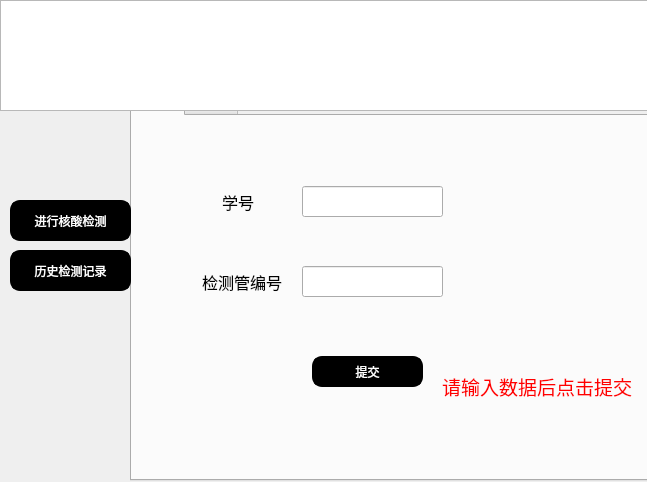
Old version of the form surveyor.ui in the repository sukiiiKotori/pymysql.
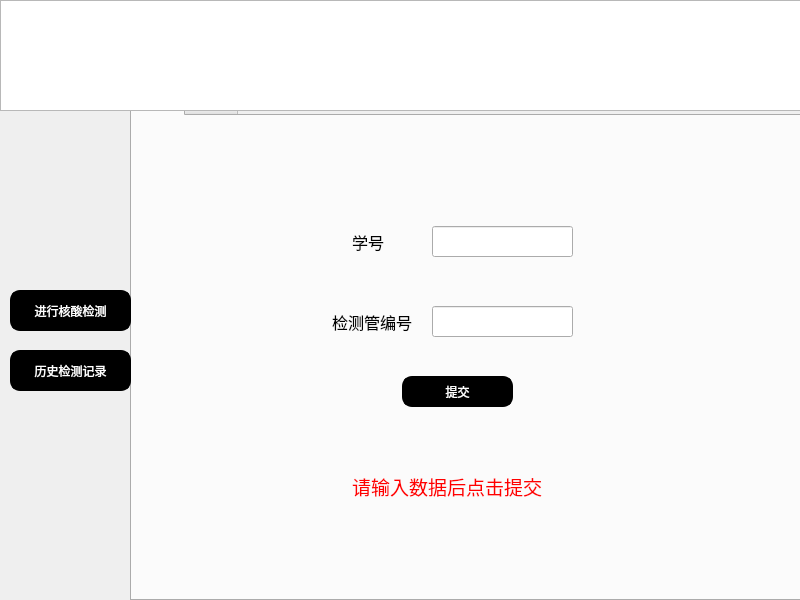
New version of the form.

Patch:
```diff
--- a/surveyor.ui
+++ b/surveyor.ui
@@ -6,8 +6,8 @@
    <rect>
     <x>0</x>
     <y>0</y>
-    <width>647</width>
-    <height>482</height>
+    <width>800</width>
+    <height>600</height>
    </rect>
   </property>
   <property name="windowTitle">
@@ -18,8 +18,8 @@
     <rect>
      <x>130</x>
      <y>90</y>
-     <width>521</width>
-     <height>391</height>
+     <width>671</width>
+     <height>511</height>
     </rect>
    </property>
    <property name="currentIndex">
@@ -32,8 +32,8 @@
     <widget class="QLineEdit" name="lineEdit">
      <property name="geometry">
       <rect>
-       <x>170</x>
-       <y>70</y>
+       <x>300</x>
+       <y>110</y>
        <width>141</width>
        <height>31</height>
       </rect>
@@ -48,8 +48,8 @@
     <widget class="QLineEdit" name="lineEdit_2">
      <property name="geometry">
       <rect>
-       <x>170</x>
-       <y>150</y>
+       <x>300</x>
+       <y>190</y>
        <width>141</width>
        <height>31</height>
       </rect>
@@ -64,8 +64,8 @@
     <widget class="QLabel" name="label">
      <property name="geometry">
       <rect>
-       <x>90</x>
-       <y>70</y>
+       <x>220</x>
+       <y>110</y>
        <width>41</width>
        <height>31</height>
       </rect>
@@ -101,8 +101,8 @@
     <widget class="QLabel" name="label_2">
      <property name="geometry">
       <rect>
-       <x>70</x>
-       <y>150</y>
+       <x>200</x>
+       <y>190</y>
        <width>91</width>
        <height>31</height>
       </rect>
@@ -120,8 +120,8 @@
     <widget class="QPushButton" name="button3">
      <property name="geometry">
       <rect>
-       <x>180</x>
-       <y>240</y>
+       <x>270</x>
+       <y>260</y>
        <width>111</width>
        <height>31</height>
       </rect>
@@ -153,9 +153,9 @@
     <widget class="QLabel" name="label_4">
      <property name="geometry">
       <rect>
-       <x>310</x>
-       <y>220</y>
-       <width>201</width>
+       <x>220</x>
+       <y>320</y>
+       <width>211</width>
        <height>101</height>
       </rect>
      </property>
@@ -250,7 +250,7 @@
    <property name="geometry">
     <rect>
      <x>10</x>
-     <y>200</y>
+     <y>290</y>
      <width>121</width>
      <height>41</height>
     </rect>
@@ -283,7 +283,7 @@
    <property name="geometry">
     <rect>
      <x>10</x>
-     <y>250</y>
+     <y>350</y>
      <width>121</width>
      <height>41</height>
     </rect>
@@ -317,7 +317,7 @@
     <rect>
      <x>0</x>
      <y>0</y>
-     <width>651</width>
+     <width>811</width>
      <height>111</height>
     </rect>
    </property>
```
Left out of the diff: 4 changed lines with no effect on the pictures.
